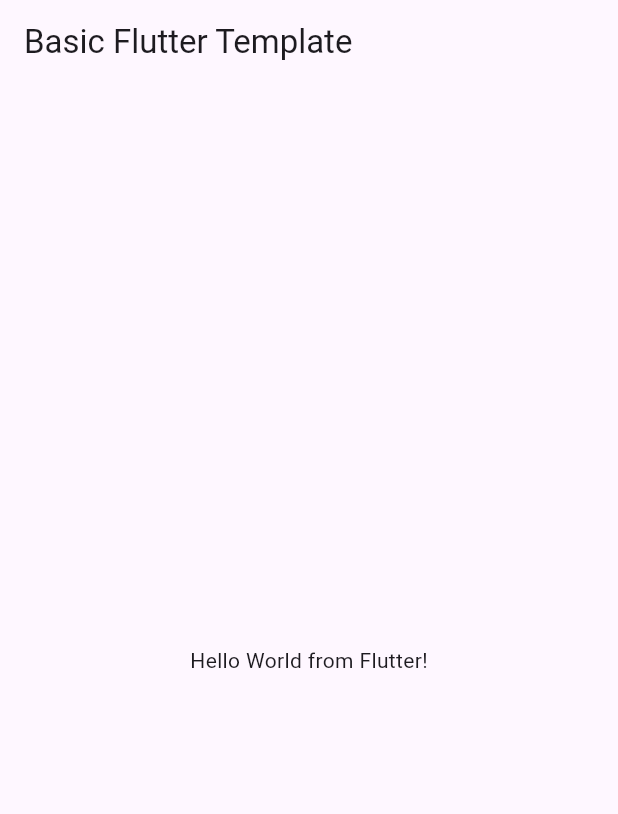
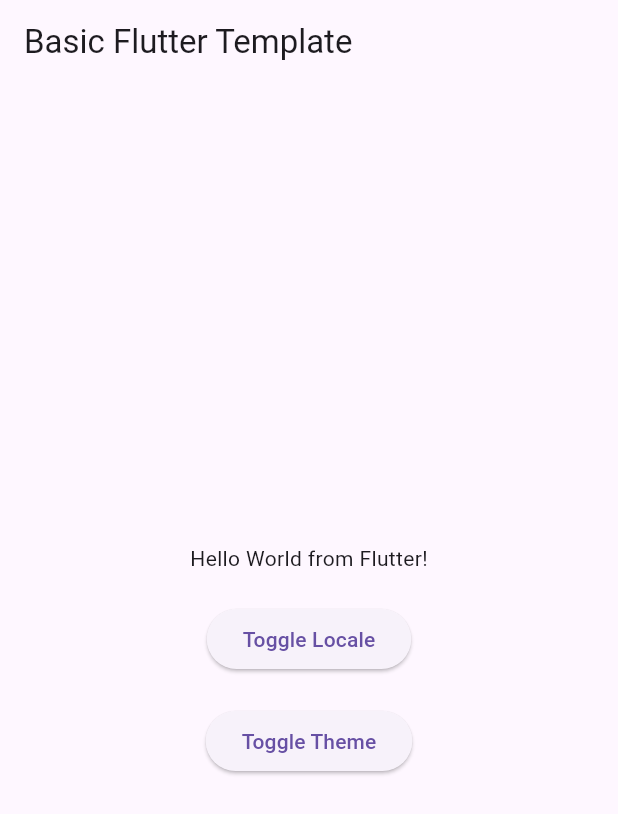
Before and after one commit to maxj4/basic_flutter_template, a Flutter app: the screen it shows after launch, on a phone screen of 412 x 824 dp. Shown: the top 814 px of the screen. Run offline on Flutter 3.47's test engine with Material 3 defaults, Android fonts, the phone set to English and light mode, and no system bars; our stand-ins replace go_router; generated files the repository leaves out were written again.

Commit message:
add provider for simple state management with examples

```diff
--- a/lib/l10n/app_de.arb
+++ b/lib/l10n/app_de.arb
@@ -1,3 +1,5 @@
 {
-    "helloWorld": "Hallo Welt von {name}!"
+    "helloWorld": "Hallo Welt von {name}!",
+    "toggleLocale": "Sprache ändern",
+    "toggleTheme": "Theme ändern"
 }
--- a/lib/l10n/app_en.arb
+++ b/lib/l10n/app_en.arb
@@ -8,5 +8,7 @@
             "example": "Max"
         }
       }
-    }
+    },
+    "toggleLocale": "Toggle Locale",
+    "toggleTheme": "Toggle Theme"
   }
--- a/lib/main.dart
+++ b/lib/main.dart
@@ -1,10 +1,21 @@
+import 'package:basic_flutter_template/providers/locale_provider.dart';
+import 'package:basic_flutter_template/providers/theme_provider.dart';
 import 'package:basic_flutter_template/router_config.dart';
 import 'package:basic_flutter_template/utils/extensions/buildcontext/loc.dart';
 import 'package:flutter/material.dart';
 import 'package:flutter_gen/gen_l10n/app_localizations.dart';
+import 'package:provider/provider.dart';
 
 void main() {
-  runApp(const MyApp());
+  runApp(
+    MultiProvider(
+      providers: [
+        ChangeNotifierProvider(create: (_) => ThemeProvider()),
+        ChangeNotifierProvider(create: (_) => LocaleProvider()),
+      ],
+      child: const MyApp(),
+    ),
+  );
 }
 
 class MyApp extends StatelessWidget {
@@ -18,7 +29,9 @@ class MyApp extends StatelessWidget {
       // l10n
       localizationsDelegates: AppLocalizations.localizationsDelegates,
       supportedLocales: AppLocalizations.supportedLocales,
-      locale: const Locale('en'), // Remove this to use device locale
+      // locale and theme using providers
+      locale: Provider.of<LocaleProvider>(context).locale,
+      theme: Provider.of<ThemeProvider>(context).currentTheme,
       // go_router
       routerConfig: router,
     );
@@ -35,7 +48,26 @@ class MyHomePage extends StatelessWidget {
         title: const Text('Basic Flutter Template'),
       ),
       body: Center(
-        child: Text(context.loc.helloWorld('Flutter')),
+        child: Column(
+          mainAxisAlignment: MainAxisAlignment.center,
+          children: [
+            Text(context.loc.helloWorld('Flutter')),
+            const SizedBox(height: 20),
+            ElevatedButton(
+              onPressed: () {
+                context.read<LocaleProvider>().toggleLocale();
+              },
+              child: Text(context.loc.toggleLocale),
+            ),
+            const SizedBox(height: 20),
+            ElevatedButton(
+              onPressed: () {
+                context.read<ThemeProvider>().toggleTheme();
+              },
+              child: Text(context.loc.toggleTheme),
+            ),
+          ],
+        ),
       ),
     );
   }
--- /dev/null
+++ b/lib/providers/locale_provider.dart
@@ -0,0 +1,14 @@
+import 'package:flutter/material.dart';
+
+class LocaleProvider extends ChangeNotifier {
+  Locale _locale = const Locale('en');
+
+  Locale get locale => _locale;
+
+  // This can be modified to take a parameter to set the locale to support multiple locales
+  void toggleLocale() {
+    _locale =
+        _locale == const Locale('en') ? const Locale('de') : const Locale('en');
+    notifyListeners();
+  }
+}
--- /dev/null
+++ b/lib/providers/theme_provider.dart
@@ -0,0 +1,15 @@
+import 'package:flutter/material.dart';
+
+class ThemeProvider extends ChangeNotifier {
+  ThemeData _currentTheme = ThemeData.light();
+
+  ThemeData get currentTheme => _currentTheme;
+
+  // This can be modified to take a parameter to set the theme to support multiple themes
+  void toggleTheme() {
+    _currentTheme = _currentTheme == ThemeData.light()
+        ? ThemeData.dark()
+        : ThemeData.light();
+    notifyListeners();
+  }
+}
--- a/pubspec.yaml
+++ b/pubspec.yaml
@@ -39,6 +39,7 @@ dependencies:
   cupertino_icons: ^1.0.6
   intl: ^0.19.0
   go_router: ^14.1.4
+  provider: ^6.1.2
 
 dev_dependencies:
   flutter_test:
```
Also changed, not shown: pubspec.lock, 1 other file.
